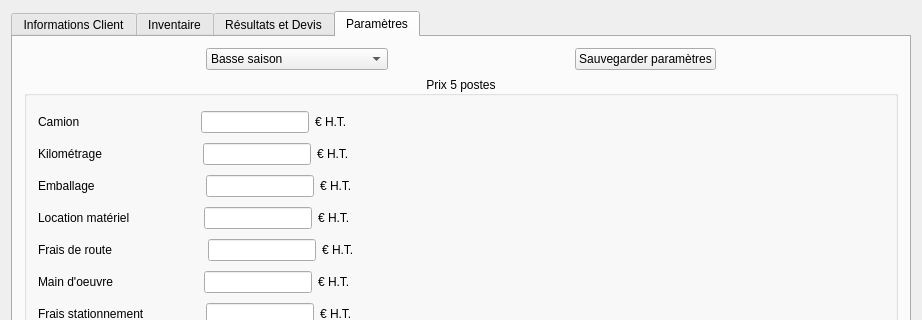
Qt form DevisMaker/src/ui/MainWindow.ui (Andreas-Chatti/DevisMaker) before a commit; both pictures show x 0 to 922 and y 0 to 320 of the 922 by 774 pixel window.
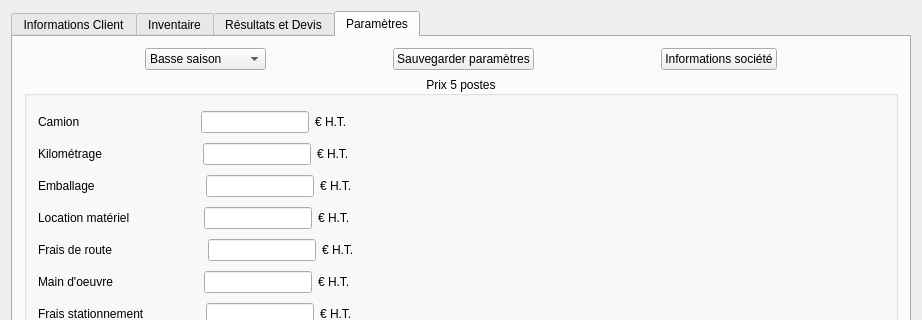
The same form after that commit. The open tabs and pages were chosen to show the change.

Commit message:
Add user management and company info dialog
- Introduced `User` class for handling user and company data.
- Added `companyInfoDialog` for managing company information.
- Updated `PDFGenerator` to use dynamic company details.
- Modified `MainWindow` to integrate user interactions and dialogs.
- Replaced hardcoded company info with dynamic retrieval from `User`.
- Added `userConfig.json` for persistent user data storage.

The edit to the form file:
```diff
--- a/DevisMaker/src/ui/MainWindow.ui
+++ b/DevisMaker/src/ui/MainWindow.ui
@@ -2546,6 +2546,26 @@
             </property>
            </spacer>
           </item>
+          <item>
+           <widget class="QPushButton" name="companyInfoPushButton">
+            <property name="text">
+             <string>Informations société</string>
+            </property>
+           </widget>
+          </item>
+          <item>
+           <spacer name="horizontalSpacer_34">
+            <property name="orientation">
+             <enum>Qt::Orientation::Horizontal</enum>
+            </property>
+            <property name="sizeHint" stdset="0">
+             <size>
+              <width>40</width>
+              <height>20</height>
+             </size>
+            </property>
+           </spacer>
+          </item>
          </layout>
         </item>
        </layout>
```
Left out of the diff: 10 changed lines with no effect on the pictures. The commit also changes 15 other files.
